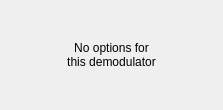
The window that src/qtgui/demod_options.ui (gqrx-sdr/gqrx) describes before a commit, drawn with Qt 5.
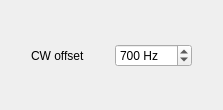
The same window after the commit. The open tabs and pages were chosen to show the change. Icons and pictures are not drawn.

Commit message:
Add CW offset to GUI.
CW is now received on carrier and tone is generated by adding an extra
offset to the channel filter.

Patch:
```diff
--- a/src/qtgui/demod_options.ui
+++ b/src/qtgui/demod_options.ui
@@ -226,6 +226,40 @@
        </item>
       </layout>
      </widget>
+     <widget class="QWidget" name="page">
+      <widget class="QWidget" name="">
+       <property name="geometry">
+        <rect>
+         <x>20</x>
+         <y>30</y>
+         <width>161</width>
+         <height>29</height>
+        </rect>
+       </property>
+       <layout class="QHBoxLayout" name="horizontalLayout_2">
+        <item>
+         <widget class="QLabel" name="label_2">
+          <property name="text">
+           <string>CW offset</string>
+          </property>
+         </widget>
+        </item>
+        <item>
+         <widget class="QSpinBox" name="cwOffsetSpin">
+          <property name="suffix">
+           <string> Hz</string>
+          </property>
+          <property name="maximum">
+           <number>2000</number>
+          </property>
+          <property name="value">
+           <number>700</number>
+          </property>
+         </widget>
+        </item>
+       </layout>
+      </widget>
+     </widget>
     </widget>
    </item>
   </layout>
```
Left out of the diff: 2 changed lines with no effect on the pictures. The commit also changes 6 other files.
